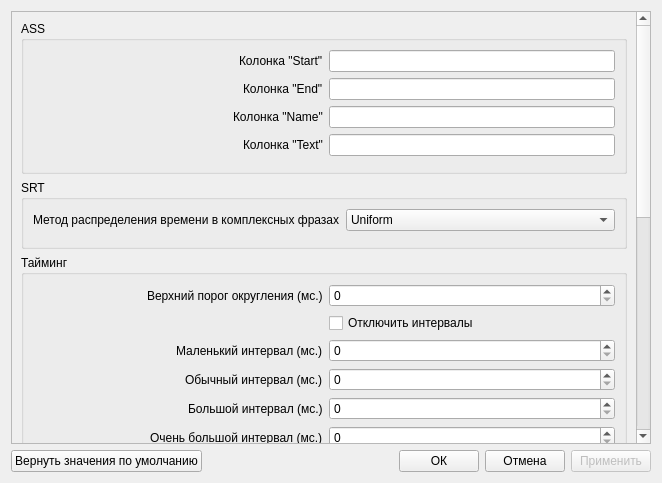
Qt form sources/settings.ui (denzor200/BiffGui) before a commit.
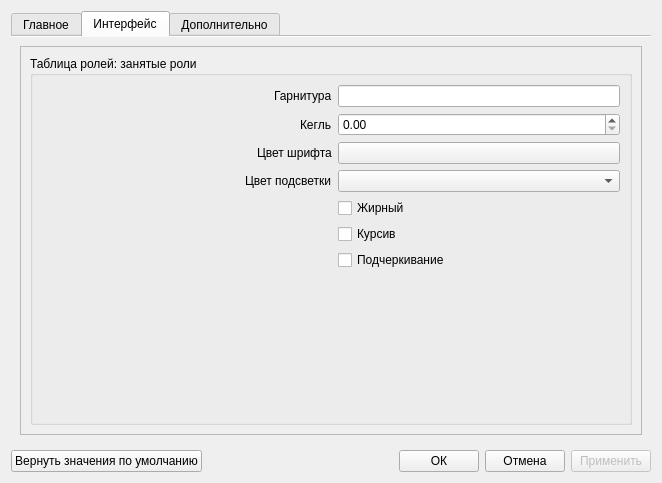
The same form after that commit. The open tabs and pages were chosen to show the change. Custom widgets are drawn as their Qt base class.

Commit message: Settings widget was extended

What changed in the file:
```diff
--- a/sources/settings.ui
+++ b/sources/settings.ui
@@ -15,6 +15,43 @@
   </property>
   <layout class="QVBoxLayout" name="verticalLayout">
    <item>
+    <widget class="QTabWidget" name="tabWidget">
+     <property name="autoFillBackground">
+      <bool>false</bool>
+     </property>
+     <property name="tabPosition">
+      <enum>QTabWidget::North</enum>
+     </property>
+     <property name="tabShape">
+      <enum>QTabWidget::Rounded</enum>
+     </property>
+     <property name="currentIndex">
+      <number>2</number>
+     </property>
+     <property name="elideMode">
+      <enum>Qt::ElideNone</enum>
+     </property>
+     <property name="usesScrollButtons">
+      <bool>true</bool>
+     </property>
+     <property name="documentMode">
+      <bool>true</bool>
+     </property>
+     <property name="tabsClosable">
+      <bool>false</bool>
+     </property>
+     <property name="movable">
+      <bool>false</bool>
+     </property>
+     <property name="tabBarAutoHide">
+      <bool>false</bool>
+     </property>
+     <widget class="QWidget" name="tab">
+      <attribute name="title">
+       <string>Главное</string>
+      </attribute>
+      <layout class="QVBoxLayout" name="verticalLayout_4">
+       <item>
     <widget class="QScrollArea" name="scrollArea">
      <property name="widgetResizable">
       <bool>true</bool>
@@ -23,9 +60,9 @@
       <property name="geometry">
        <rect>
         <x>0</x>
-        <y>0</y>
-        <width>625</width>
-        <height>824</height>
+            <y>-372</y>
+            <width>607</width>
+            <height>765</height>
        </rect>
       </property>
       <layout class="QVBoxLayout" name="verticalLayout_2">
@@ -764,12 +801,167 @@
          </layout>
         </widget>
        </item>
+          </layout>
+         </widget>
+        </widget>
+       </item>
+      </layout>
+     </widget>
+     <widget class="QWidget" name="tab_2">
+      <attribute name="title">
+       <string>Интерфейс</string>
+      </attribute>
+      <layout class="QVBoxLayout" name="verticalLayout_5">
+       <item>
+        <widget class="QScrollArea" name="scrollArea_2">
+         <property name="widgetResizable">
+          <bool>true</bool>
+         </property>
+         <widget class="QWidget" name="scrollAreaWidgetContents_2">
+          <property name="geometry">
+           <rect>
+            <x>0</x>
+            <y>0</y>
+            <width>624</width>
+            <height>393</height>
+           </rect>
+          </property>
+          <layout class="QVBoxLayout" name="verticalLayout_6">
+           <item>
+            <widget class="QGroupBox" name="groupBox_4">
+             <property name="title">
+              <string>Таблица ролей: занятые роли</string>
+             </property>
+             <layout class="QFormLayout" name="formLayout_9">
+              <property name="labelAlignment">
+               <set>Qt::AlignRight|Qt::AlignTrailing|Qt::AlignVCenter</set>
+              </property>
+              <item row="0" column="0">
+               <widget class="QLabel" name="label_StyleFont_SelectedRole">
+                <property name="text">
+                 <string>Гарнитура</string>
+                </property>
+                <property name="alignment">
+                 <set>Qt::AlignLeading|Qt::AlignLeft|Qt::AlignVCenter</set>
+                </property>
+               </widget>
+              </item>
+              <item row="0" column="1">
+               <widget class="QLineEdit" name="lineEdit_StyleFont_SelectedRole"/>
+              </item>
+              <item row="1" column="0">
+               <widget class="QLabel" name="label_StyleSize_SelectedRole">
+                <property name="text">
+                 <string>Кегль</string>
+                </property>
+                <property name="alignment">
+                 <set>Qt::AlignLeading|Qt::AlignLeft|Qt::AlignVCenter</set>
+                </property>
+               </widget>
+              </item>
+              <item row="1" column="1">
+               <widget class="QDoubleSpinBox" name="doubleSpinBox_StyleSize_SelectedRole">
+                <property name="sizePolicy">
+                 <sizepolicy hsizetype="Expanding" vsizetype="Fixed">
+                  <horstretch>0</horstretch>
+                  <verstretch>0</verstretch>
+                 </sizepolicy>
+                </property>
+               </widget>
+              </item>
+              <item row="2" column="1">
+               <widget class="ColoredPushButton" name="coloredPushButton_StyleColor_SelectedRole">
+                <property name="text">
+                 <string/>
+                </property>
+               </widget>
+              </item>
+              <item row="3" column="0">
+               <widget class="QLabel" name="label_StyleColorBack_SelectedRole">
+                <property name="text">
+                 <string>Цвет подсветки</string>
+                </property>
+               </widget>
+              </item>
+              <item row="4" column="1">
+               <widget class="QCheckBox" name="checkBox_StyleBold_SelectedRole">
+                <property name="text">
+                 <string>Жирный</string>
+                </property>
+               </widget>
+              </item>
+              <item row="5" column="0">
+               <spacer name="horizontalSpacer_10">
+                <property name="orientation">
+                 <enum>Qt::Horizontal</enum>
+                </property>
+                <property name="sizeHint" stdset="0">
+                 <size>
+                  <width>290</width>
+                  <height>20</height>
+                 </size>
+                </property>
+               </spacer>
+              </item>
+              <item row="5" column="1">
+               <widget class="QCheckBox" name="checkBox_StyleItalic_SelectedRole">
+                <property name="text">
+                 <string>Курсив</string>
+                </property>
+               </widget>
+              </item>
+              <item row="6" column="1">
+               <widget class="QCheckBox" name="checkBox_StyleUnderline_SelectedRole">
+                <property name="text">
+                 <string>Подчеркивание</string>
+                </property>
+               </widget>
+              </item>
+              <item row="2" column="0">
+               <widget class="QLabel" name="label_StyleColor_SelectedRole">
+                <property name="text">
+                 <string>Цвет шрифта</string>
+                </property>
+               </widget>
+              </item>
+              <item row="3" column="1">
+               <widget class="ColorListEditor" name="comboBox_StyleColorBack_SelectedRole"/>
+              </item>
+             </layout>
+            </widget>
+           </item>
+          </layout>
+         </widget>
+        </widget>
+       </item>
+      </layout>
+     </widget>
+     <widget class="QWidget" name="tab_3">
+      <attribute name="title">
+       <string>Дополнительно</string>
+      </attribute>
+      <layout class="QVBoxLayout" name="verticalLayout_8">
+       <item>
+        <widget class="QScrollArea" name="scrollArea_3">
+         <property name="widgetResizable">
+          <bool>true</bool>
+         </property>
+         <widget class="QWidget" name="scrollAreaWidgetContents_3">
+          <property name="geometry">
+           <rect>
+            <x>0</x>
+            <y>0</y>
+            <width>624</width>
+            <height>393</height>
+           </rect>
+          </property>
+          <layout class="QVBoxLayout" name="verticalLayout_7">
        <item>
         <widget class="QGroupBox" name="groupBox_Additional">
          <property name="title">
           <string>Дополнительно</string>
          </property>
-         <layout class="QFormLayout" name="formLayout_4">
+             <layout class="QFormLayout" name="formLayout_10">
           <property name="labelAlignment">
            <set>Qt::AlignRight|Qt::AlignTrailing|Qt::AlignVCenter</set>
           </property>
@@ -797,6 +989,10 @@
            </widget>
           </item>
          </layout>
+            </widget>
+           </item>
+          </layout>
+         </widget>
         </widget>
        </item>
       </layout>
```
Lines whose indentation alone changed are shown as unchanged. The commit also changes 1 other file.
